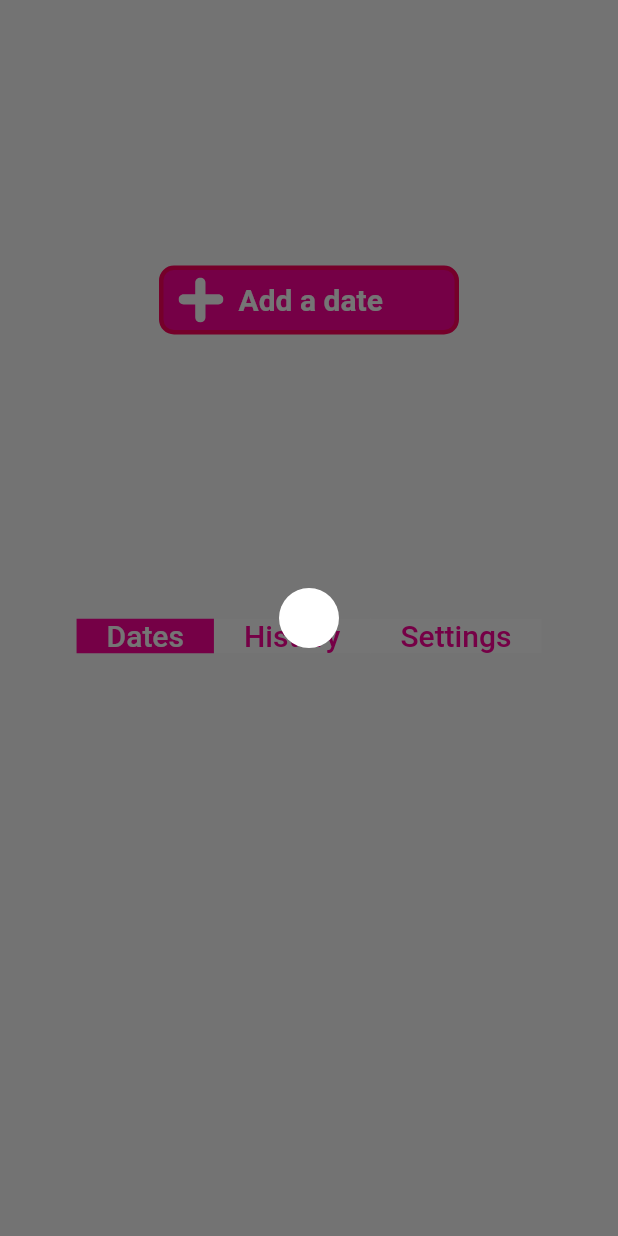
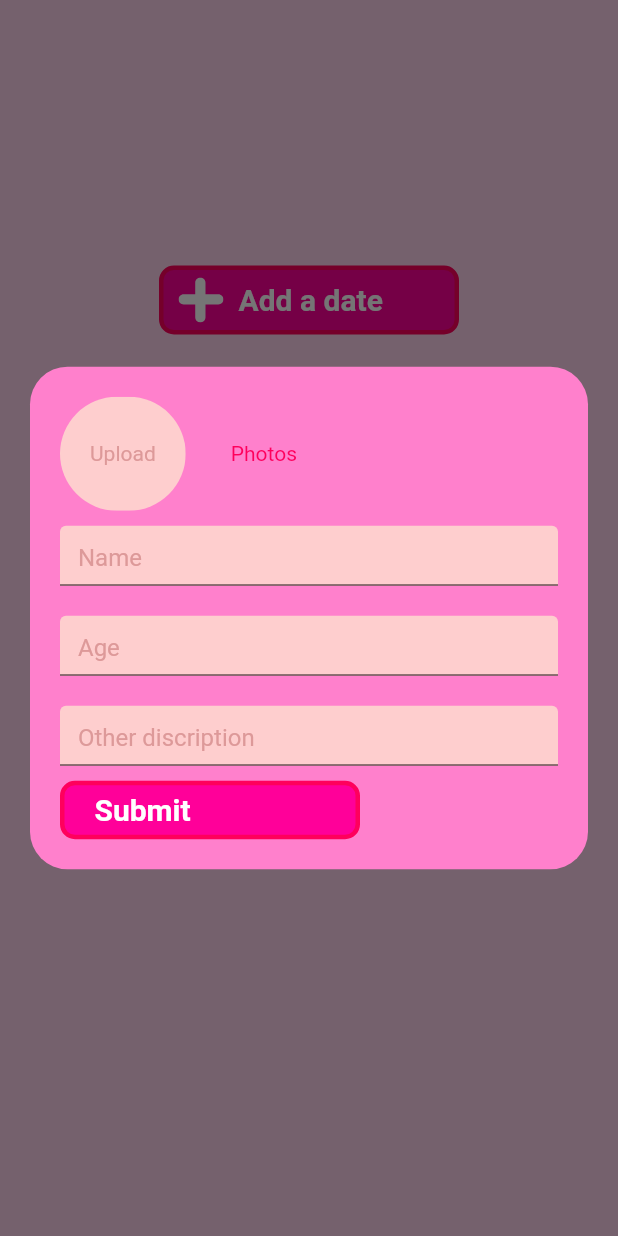
Before and after one commit to turaakk/datespin, a Flutter app: the screen it shows after launch, after a tap on "Add a date", on a phone screen of 412 x 824 dp. Run offline on Flutter 3.47's test engine with Material 2 defaults, Android fonts, the phone set to English and light mode, and no system bars; our stand-ins replace flutter_riverpod, flutter_svg.

Commit message:
add date card

```diff
--- a/lib/main.dart
+++ b/lib/main.dart
@@ -1,14 +1,18 @@
 import 'package:datespin/pages/home.dart';
+import 'package:datespin/theme/colors.dart';
 import 'package:flutter/material.dart';
 import 'package:flutter_riverpod/flutter_riverpod.dart';
 
 void main() {
   runApp(
-    const ProviderScope(
+    ProviderScope(
       child: MaterialApp(
         debugShowCheckedModeBanner: false,
+        theme: ThemeData(
+          primaryColor: pinkPrimary,
+        ),
         color: Colors.pink,
-        home: DateSpin(),
+        home: const DateSpin(),
       ),
     ),
   );
--- a/lib/pages/home.dart
+++ b/lib/pages/home.dart
@@ -3,6 +3,7 @@
 import 'package:datespin/providers/dates.dart';
 import 'package:datespin/providers/selected_tab.dart';
 import 'package:datespin/theme/colors.dart';
+import 'package:datespin/widgets/add_date_card.dart';
 import 'package:datespin/widgets/tab_bar.dart';
 import 'package:flutter/material.dart';
 import 'package:flutter_riverpod/flutter_riverpod.dart';
@@ -25,6 +26,7 @@
       child: DefaultTabController(
         length: 3,
         child: Scaffold(
+          backgroundColor: pinkSenary,
           body: SingleChildScrollView(
             child: selectedTab == 2
                 ? SizedBox(
@@ -41,27 +43,7 @@
                               showModal(
                                 context: context,
                                 builder: (context) {
-                                  return Center(
-                                    child: Container(
-                                      margin: const EdgeInsets.all(20),
-                                      padding: const EdgeInsets.all(20),
-                                      decoration: BoxDecoration(
-                                        color: Colors.white,
-                                        borderRadius: BorderRadius.circular(25),
-                                      ),
-                                      child: Material(
-                                        color: Colors.white,
-                                        borderRadius: BorderRadius.circular(25),
-                                        child: SingleChildScrollView(
-                                          child: Column(
-                                            crossAxisAlignment:
-                                                CrossAxisAlignment.start,
-                                            children: const [],
-                                          ),
-                                        ),
-                                      ),
-                                    ),
-                                  );
+                                  return const AddDateCard();
                                 },
                               );
                             },
--- /dev/null
+++ b/lib/widgets/add_date_card.dart
@@ -0,0 +1,136 @@
+import 'package:datespin/theme/colors.dart';
+import 'package:flutter/material.dart';
+import 'package:flutter_riverpod/flutter_riverpod.dart';
+
+class AddDateCard extends ConsumerStatefulWidget {
+  const AddDateCard({Key? key}) : super(key: key);
+
+  @override
+  ConsumerState<ConsumerStatefulWidget> createState() => _AddDateCardState();
+}
+
+class _AddDateCardState extends ConsumerState<AddDateCard> {
+  @override
+  Widget build(BuildContext context) {
+    return Center(
+      child: Container(
+        margin: const EdgeInsets.all(20),
+        padding: const EdgeInsets.all(20),
+        decoration: BoxDecoration(
+          color: pinkTertiary,
+          borderRadius: BorderRadius.circular(25),
+        ),
+        child: Material(
+          color: pinkTertiary,
+          borderRadius: BorderRadius.circular(25),
+          child: SingleChildScrollView(
+            child: Column(
+              crossAxisAlignment: CrossAxisAlignment.start,
+              children: [
+                Row(
+                  children: [
+                    ClipRRect(
+                      borderRadius: BorderRadius.circular(90),
+                      child: Container(
+                        color: pinkQuinary,
+                        padding: const EdgeInsets.symmetric(
+                          vertical: 30,
+                          horizontal: 20,
+                        ),
+                        child: const Text(
+                          'Upload',
+                          style: TextStyle(
+                            color: pinkQuaternary,
+                          ),
+                        ),
+                      ),
+                    ),
+                    const Padding(
+                      padding: EdgeInsets.symmetric(horizontal: 30),
+                      child: Text(
+                        'Photos',
+                        style: TextStyle(
+                          color: pinkPrimary,
+                        ),
+                      ),
+                    ),
+                  ],
+                ),
+                Container(
+                  height: 40,
+                  margin: const EdgeInsets.symmetric(
+                    vertical: 10,
+                  ),
+                  child: const TextField(
+                    decoration: InputDecoration(
+                      fillColor: pinkQuinary,
+                      filled: true,
+                      hintText: 'Name',
+                      hintStyle: TextStyle(
+                        color: pinkQuaternary,
+                      ),
+                    ),
+                  ),
+                ),
+                Container(
+                  height: 40,
+                  margin: const EdgeInsets.symmetric(vertical: 10),
+                  child: const TextField(
+                    decoration: InputDecoration(
+                      fillColor: pinkQuinary,
+                      filled: true,
+                      hintText: 'Age',
+                      hintStyle: TextStyle(
+                        color: pinkQuaternary,
+                      ),
+                    ),
+                  ),
+                ),
+                Container(
+                  height: 40,
+                  margin: const EdgeInsets.symmetric(vertical: 10),
+                  child: const TextField(
+                    decoration: InputDecoration(
+                      fillColor: pinkQuinary,
+                      filled: true,
+                      hintText: 'Other discription',
+                      hintStyle: TextStyle(
+                        color: pinkQuaternary,
+                      ),
+                    ),
+                  ),
+                ),
+                Container(
+                  width: 200,
+                  padding: const EdgeInsets.symmetric(
+                    vertical: 5,
+                    horizontal: 10,
+                  ),
+                  decoration: BoxDecoration(
+                    color: pinkSecondary,
+                    borderRadius: BorderRadius.circular(10),
+                    border: Border.all(
+                      width: 3,
+                      color: pinkPrimary,
+                    ),
+                  ),
+                  child: const Padding(
+                    padding: EdgeInsets.symmetric(horizontal: 10),
+                    child: Text(
+                      'Submit',
+                      style: TextStyle(
+                        color: Colors.white,
+                        fontWeight: FontWeight.bold,
+                        fontSize: 20,
+                      ),
+                    ),
+                  ),
+                ),
+              ],
+            ),
+          ),
+        ),
+      ),
+    );
+  }
+}
--- a/lib/widgets/tab_bar.dart
+++ b/lib/widgets/tab_bar.dart
@@ -37,14 +37,14 @@
             padding: const EdgeInsets.symmetric(
               horizontal: 20,
             ),
-            color: selectedTab == 0 ? pinkSecondary : Colors.white,
+            color: selectedTab == 0 ? pinkSecondary : pinkSenary,
             child: const Text('Dates'),
           ),
           Container(
             padding: const EdgeInsets.symmetric(
               horizontal: 20,
             ),
-            color: selectedTab == 1 ? pinkSecondary : Colors.white,
+            color: selectedTab == 1 ? pinkSecondary : pinkSenary,
             child: const Text('History'),
           ),
           Hero(
@@ -53,7 +53,7 @@
               padding: const EdgeInsets.symmetric(
                 horizontal: 20,
               ),
-              color: selectedTab == 2 ? pinkSecondary : Colors.white,
+              color: selectedTab == 2 ? pinkSecondary : pinkSenary,
               child: const Text('Settings'),
             ),
           ),
```
